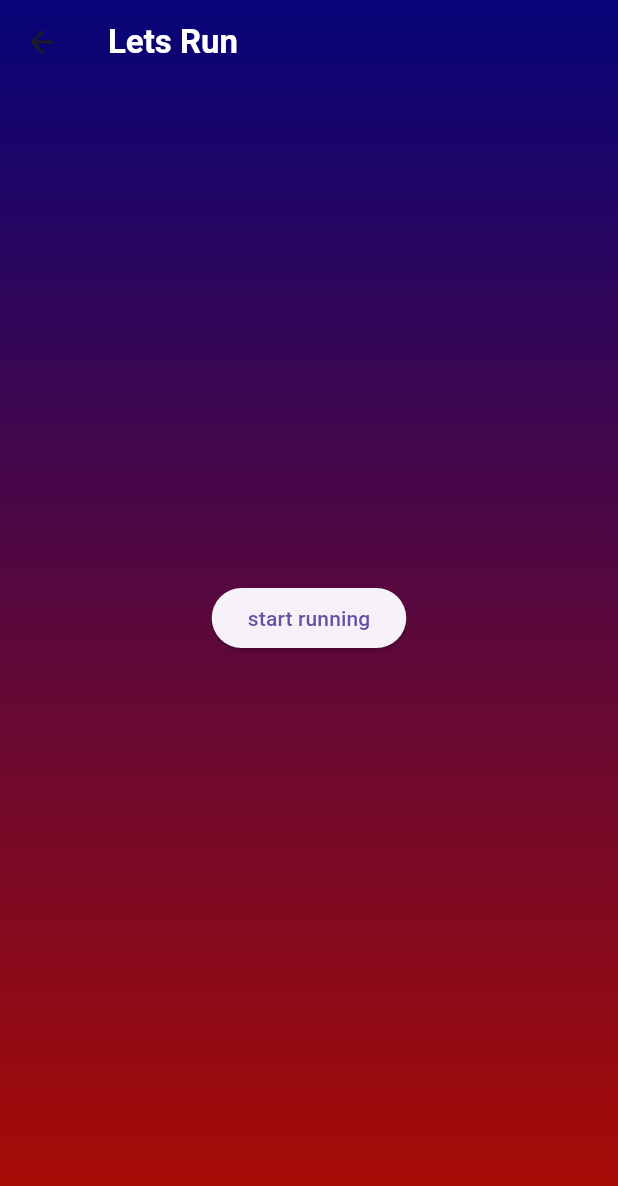
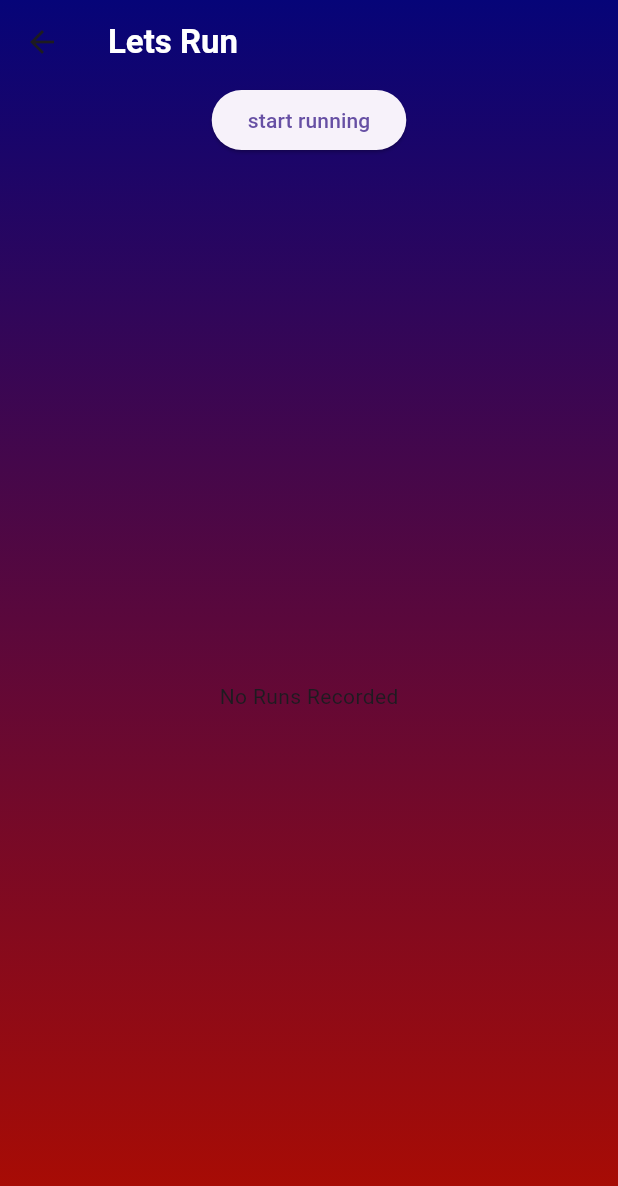
Before and after one commit to Bonzzz3/darth_runner, a Flutter app: the Run screen opened directly, on a phone screen of 412 x 824 dp. Shown: the top 1186 px of the screen. Run offline on Flutter 3.47's test engine with Material 3 defaults, Android fonts, the phone set to English and light mode, and no system bars; our stand-ins replace cloud_firestore, email_validator, firebase_auth, firebase_core, flutter_dotenv, flutter_phoenix and 10 more; missing offline and left inert: flutter_3d_choice_chip, heart_bpm, pretty_gauge; accounts and stored records are empty.

Commit message:
finally managed to fix the database and list cards

```diff
--- /dev/null
+++ b/lib/database/run_box.dart
@@ -0,0 +1,3 @@
+import "package:hive_flutter/hive_flutter.dart";
+
+late Box runBox;
--- /dev/null
+++ b/lib/database/rundata.dart
@@ -0,0 +1,31 @@
+import 'package:hive/hive.dart';
+
+part 'rundata.g.dart';
+
+@HiveType(typeId: 1)
+class Rundata {
+  Rundata({
+    required this.hiveDistance,
+    required this.hiveDate,
+    required this.hiveTime,
+    required this.hivePace,
+    required this.hiveRunTitle
+  });
+
+  @HiveField(0)
+  double hiveDistance;
+
+  @HiveField(1)
+  String hiveTime;
+
+  @HiveField(2)
+  double hivePace;
+
+  @HiveField(3)
+  DateTime hiveDate;
+
+  @HiveField(4)
+  String hiveRunTitle;
+
+
+}
--- a/lib/pages/run.dart
+++ b/lib/pages/run.dart
@@ -1,9 +1,17 @@
+import 'package:darth_runner/database/rundata.dart';
 import 'package:darth_runner/map/map_page.dart';
 import 'package:flutter/material.dart';
+import 'package:hive_flutter/hive_flutter.dart';
+import 'package:intl/intl.dart';
 
-class Run extends StatelessWidget {
+class Run extends StatefulWidget {
   const Run({super.key});
 
+  @override
+  State<Run> createState() => _RunState();
+}
+
+class _RunState extends State<Run> {
   @override
   Widget build(BuildContext context) {
     return Scaffold(
@@ -36,9 +44,9 @@ class Run extends StatelessWidget {
                   ),
                 ),
               ),
-            ],
-          ),
-          Center(
+               Positioned(
+              top: 100,
+              left: 50,
               child: ElevatedButton(
                 onPressed: () {
                   Navigator.push(
@@ -48,7 +56,45 @@ class Run extends StatelessWidget {
                   );
                 },
                 child: const Text('start running')),
+            ),
+              Expanded(
+                child: ValueListenableBuilder(
+                  valueListenable: Hive.box<Rundata>('runDataBox').listenable(),
+                  builder: (context, Box<Rundata> box, _) {
+                    if (box.values.isEmpty) {
+                      return const Center(
+                        child: Text('No Runs Recorded'),
+                      );
+                    }
+                    final runs = box.values.toList().reversed.toList();
+                    debugPrint('${runs.length}');
+                    return ListView.builder(
+
+                      itemCount: runs.length,
+                      itemBuilder: (context, index){
+                        Rundata runData = runs[index];
+                        // String formattedDate = DateFormat('EEE, M/d/y').format((runData.hiveDate)) ;
+                        return Card(
+                          child: ListTile(
+                            title: Text(runData.hiveRunTitle),
+                            subtitle: Text(
+                              'Date: ${DateFormat('EEE, d/M/y').format(runData.hiveDate)}\n'
+                              'Distance: ${runData.hiveDistance} km\n'
+                              'Time: ${runData.hiveTime}'
+                            ),
+                          ),
+                        );
+                      },
+                    );
+                }
+
                   )
+              )
+            ],
+          ),
+
+
+
         ],
       )
     );
--- a/pubspec.yaml
+++ b/pubspec.yaml
@@ -65,9 +65,8 @@ dependencies:
   firebase_core_platform_interface: ^5.1.0
   geolocator: ^12.0.0
   stop_watch_timer: ^3.1.1
-  hive: ^2.2.3
-  hive_flutter: ^1.1.0
-
+  hive_flutter:
+  hive:
 
 
 dev_dependencies:
@@ -83,6 +82,7 @@ dev_dependencies:
   firebase_auth_mocks: ^0.13.0
   fake_cloud_firestore: ^2.5.2
   build_runner: ^2.4.11
+  hive_generator:
 
 # For information on the generic Dart part of this file, see the
 # following page: https://dart.dev/tools/pub/pubspec
```
Also changed, not shown: lib/main.dart (+4 -5 lines), lib/map/card.dart (added, +35 -0 lines), lib/map/map_page.dart (+61 -10 lines), lib/database/rundata.g.dart (added), pubspec.lock. Lines whose indentation alone changed are shown as unchanged.
